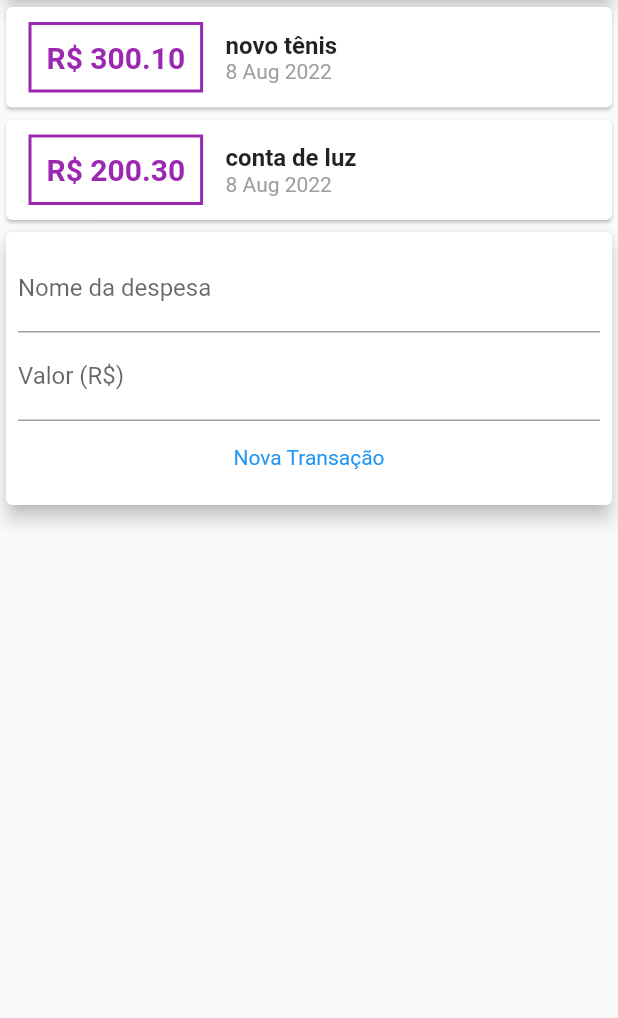
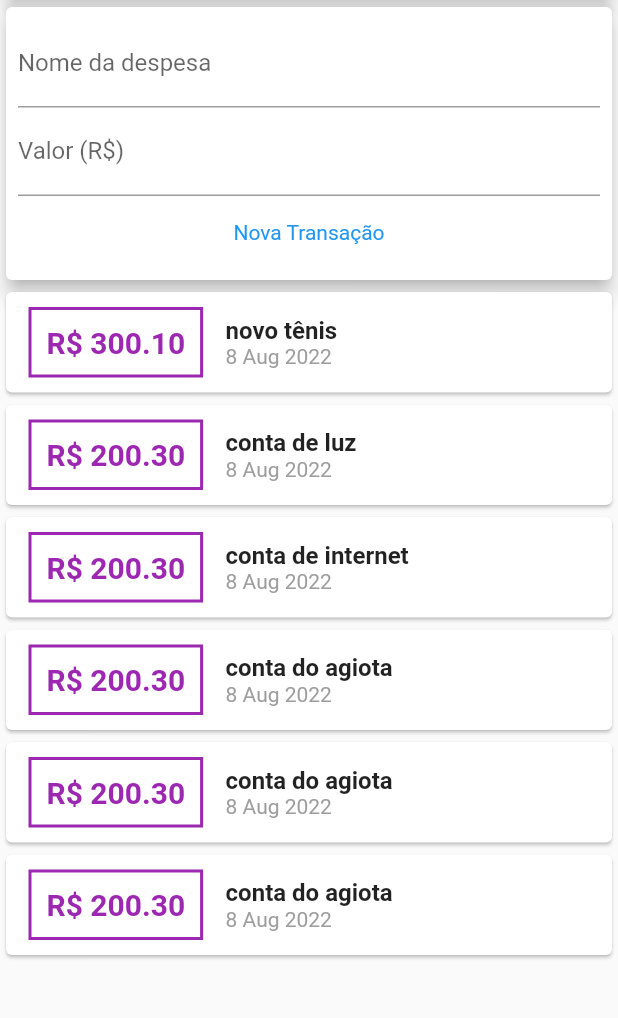
Before and after one commit to EnriqueIzel2/top_expenses, a Flutter app: the screen it shows after launch, on a phone screen of 412 x 824 dp, the part 119-1137 px from its top. Run offline on Flutter 3.47's test engine with Material 2 defaults, Android fonts, the phone set to English and light mode, and no system bars.

Commit message:
feat: change the TransactionsForm's position

```diff
--- a/lib/components/transaction_user.dart
+++ b/lib/components/transaction_user.dart
@@ -1,8 +1,7 @@
 import 'dart:math';
 
 import 'package:flutter/cupertino.dart';
-import 'package:flutter/src/foundation/key.dart';
-import 'package:flutter/src/widgets/framework.dart';
+
 import 'package:top_expenses/components/transactions_form.dart';
 import 'package:top_expenses/components/transactions_list.dart';
 import 'package:top_expenses/models/transaction.dart';
@@ -28,6 +27,30 @@ class _TransactionUserState extends State<TransactionUser> {
       value: 200.30,
       date: DateTime.now(),
     ),
+    Transaction(
+      id: "t3",
+      title: "conta de internet",
+      value: 200.30,
+      date: DateTime.now(),
+    ),
+    Transaction(
+      id: "t4",
+      title: "conta do agiota",
+      value: 200.30,
+      date: DateTime.now(),
+    ),
+    Transaction(
+      id: "t5",
+      title: "conta do agiota",
+      value: 200.30,
+      date: DateTime.now(),
+    ),
+    Transaction(
+      id: "t6",
+      title: "conta do agiota",
+      value: 200.30,
+      date: DateTime.now(),
+    ),
   ];
 
   _addTransaction(String title, double value) {
@@ -47,8 +70,8 @@ class _TransactionUserState extends State<TransactionUser> {
   Widget build(BuildContext context) {
     return Column(
       children: [
+        TransactionsForm(onSubmit: _addTransaction),
         TransactionsList(transactions: _transactions),
-        TransactionsForm(onSubmit: _addTransaction),
       ],
     );
   }
```
